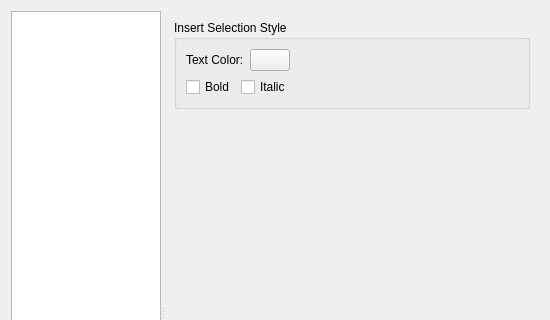
dawciobiel/QuickFile, file ui/settings_dialog.ui: the form before one commit; both pictures show x 0 to 550 and y 0 to 320 of the 550 by 658 pixel window.
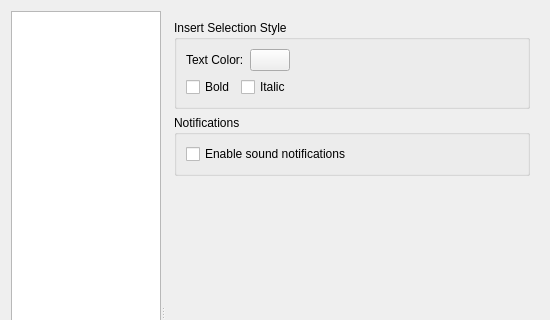
The form after the commit. The open tabs and pages were chosen to show the change.

Commit message:
feat: Add sound notifications for events
Implement sound notifications for background task statuses (success, error, info) and for blocking error dialogs.

This feature is configurable via a new checkbox in the settings dialog.

Refactored the error handling mechanism to centralize it within the NotificationManager, ensuring consistent user feedback across the application.

```diff
--- a/ui/settings_dialog.ui
+++ b/ui/settings_dialog.ui
@@ -387,6 +387,22 @@
           </layout>
          </widget>
         </item>
+        <item>
+         <widget class="QGroupBox" name="notifications_group">
+          <property name="title">
+           <string>Notifications</string>
+          </property>
+          <layout class="QVBoxLayout" name="verticalLayout_13">
+           <item>
+            <widget class="QCheckBox" name="sound_notifications_checkbox">
+             <property name="text">
+              <string>Enable sound notifications</string>
+             </property>
+            </widget>
+           </item>
+          </layout>
+         </widget>
+        </item>
         <item>
          <spacer name="verticalSpacer_3">
           <property name="orientation">
```
The commit also changes 13 other files.
